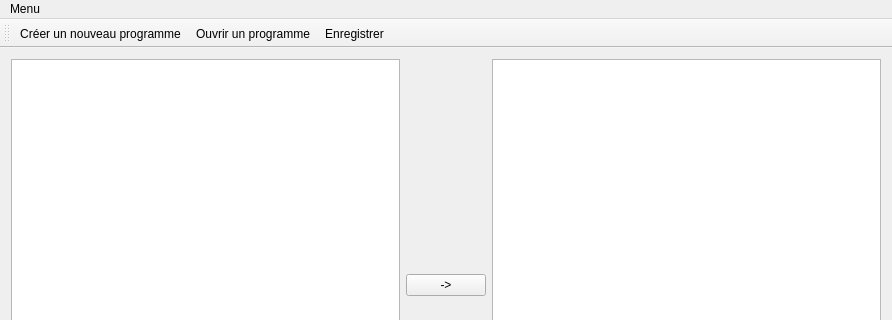
Old version of the form mainwindow.ui in the repository MaxenceRobin/CompilerForRobotic; both pictures show x 0 to 892 and y 0 to 320 of the 892 by 545 pixel window.
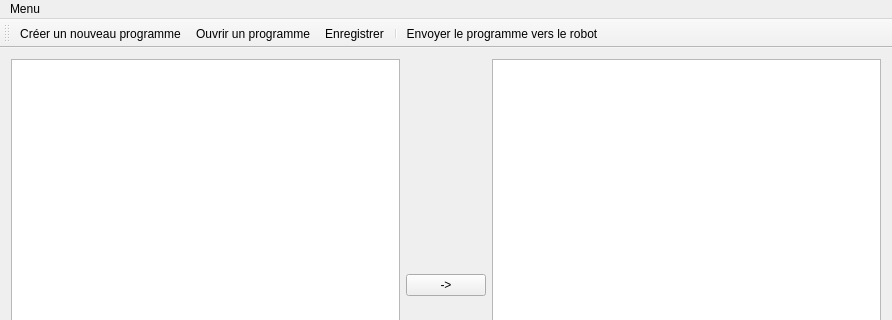
New version of the form. Icons and pictures are not drawn.

```diff
--- a/mainwindow.ui
+++ b/mainwindow.ui
@@ -73,6 +73,12 @@
      <height>0</height>
     </size>
    </property>
+   <property name="iconSize">
+    <size>
+     <width>50</width>
+     <height>50</height>
+    </size>
+   </property>
    <attribute name="toolBarArea">
     <enum>TopToolBarArea</enum>
    </attribute>
@@ -82,6 +88,8 @@
    <addaction name="createNewProgramAction"/>
    <addaction name="openProgramAction"/>
    <addaction name="saveAction"/>
+   <addaction name="separator"/>
+   <addaction name="actionEnvoyer_vers_le_robot"/>
   </widget>
   <widget class="QStatusBar" name="statusBar"/>
   <action name="openProgramAction">
@@ -126,6 +134,15 @@
     <string>Quitter</string>
    </property>
   </action>
+  <action name="actionEnvoyer_vers_le_robot">
+   <property name="icon">
+    <iconset resource="resources.qrc">
+     <normaloff>:/icons/send</normaloff>:/icons/send</iconset>
+   </property>
+   <property name="text">
+    <string>Envoyer le programme vers le robot</string>
+   </property>
+  </action>
  </widget>
  <layoutdefault spacing="6" margin="11"/>
  <resources>
```
Left out of the diff: 10 changed lines with no effect on the pictures.
